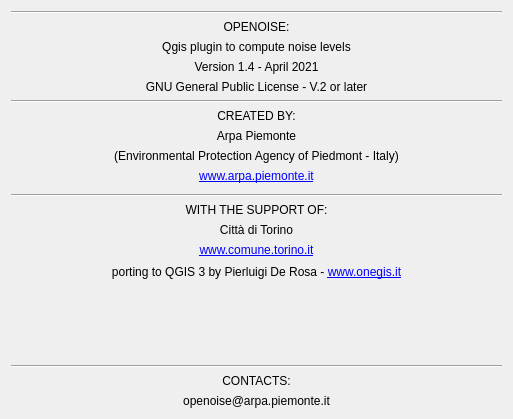
Old version of the form tools/ui_Credits.ui in the repository pierluigiderosa/openoise.
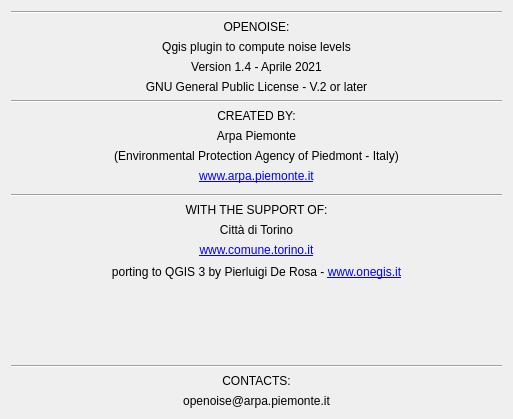
New version of the form.

```diff
--- a/tools/ui_Credits.ui
+++ b/tools/ui_Credits.ui
@@ -95,7 +95,7 @@
       </size>
      </property>
      <property name="text">
-      <string>Version 1.4 - April 2021</string>
+      <string>Version 1.4 - Aprile 2021</string>
      </property>
      <property name="alignment">
       <set>Qt::AlignCenter</set>
```
